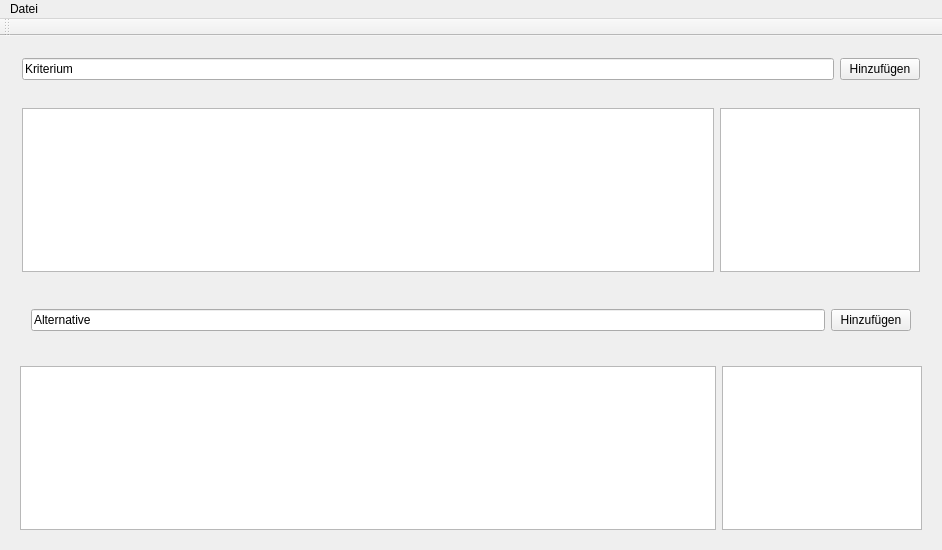
Qt form ui/ahpMainWindow.ui (m0gg/ahp-qt5) before a commit.
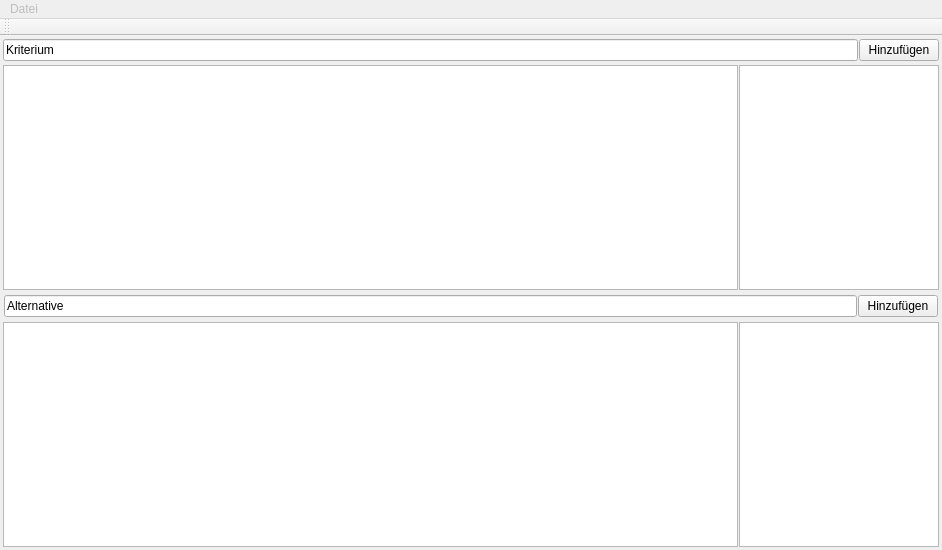
The same form after that commit.

```diff
--- a/ui/ahpMainWindow.ui
+++ b/ui/ahpMainWindow.ui
@@ -33,9 +33,39 @@
     <item>
      <widget class="QWidget" name="mainLayout" native="true">
       <layout class="QVBoxLayout" name="verticalLayout_2">
+       <property name="spacing">
+        <number>2</number>
+       </property>
+       <property name="leftMargin">
+        <number>2</number>
+       </property>
+       <property name="topMargin">
+        <number>2</number>
+       </property>
+       <property name="rightMargin">
+        <number>2</number>
+       </property>
+       <property name="bottomMargin">
+        <number>2</number>
+       </property>
        <item>
         <widget class="QWidget" name="cAddForm" native="true">
          <layout class="QHBoxLayout" name="horizontalLayout">
+          <property name="spacing">
+           <number>1</number>
+          </property>
+          <property name="leftMargin">
+           <number>1</number>
+          </property>
+          <property name="topMargin">
+           <number>1</number>
+          </property>
+          <property name="rightMargin">
+           <number>1</number>
+          </property>
+          <property name="bottomMargin">
+           <number>1</number>
+          </property>
           <item>
            <widget class="QLineEdit" name="cAddName">
             <property name="text">
@@ -62,6 +92,21 @@
           </sizepolicy>
          </property>
          <layout class="QHBoxLayout" name="horizontalLayout_2">
+          <property name="spacing">
+           <number>1</number>
+          </property>
+          <property name="leftMargin">
+           <number>1</number>
+          </property>
+          <property name="topMargin">
+           <number>1</number>
+          </property>
+          <property name="rightMargin">
+           <number>1</number>
+          </property>
+          <property name="bottomMargin">
+           <number>1</number>
+          </property>
           <item>
            <widget class="QTableView" name="cTableView"/>
           </item>
@@ -87,20 +132,38 @@
        <item>
         <widget class="QWidget" name="verticalWidget" native="true">
          <layout class="QVBoxLayout" name="verticalLayout_3">
+          <property name="spacing">
+           <number>1</number>
+          </property>
+          <property name="leftMargin">
+           <number>1</number>
+          </property>
+          <property name="topMargin">
+           <number>1</number>
+          </property>
+          <property name="rightMargin">
+           <number>1</number>
+          </property>
+          <property name="bottomMargin">
+           <number>1</number>
+          </property>
           <item>
            <widget class="QWidget" name="aAddForm" native="true">
             <layout class="QHBoxLayout" name="horizontalLayout_3">
+             <property name="spacing">
+              <number>1</number>
+             </property>
              <property name="leftMargin">
-              <number>9</number>
+              <number>1</number>
              </property>
              <property name="topMargin">
-              <number>9</number>
+              <number>1</number>
              </property>
              <property name="rightMargin">
-              <number>9</number>
+              <number>1</number>
              </property>
              <property name="bottomMargin">
-              <number>9</number>
+              <number>1</number>
              </property>
              <item>
               <widget class="QLineEdit" name="aAddName">
@@ -125,17 +188,20 @@
        <item>
         <widget class="QWidget" name="aGrid" native="true">
          <layout class="QHBoxLayout" name="horizontalLayout_4">
+          <property name="spacing">
+           <number>1</number>
+          </property>
           <property name="leftMargin">
-           <number>9</number>
+           <number>1</number>
           </property>
           <property name="topMargin">
-           <number>9</number>
+           <number>1</number>
           </property>
           <property name="rightMargin">
-           <number>9</number>
+           <number>1</number>
           </property>
           <property name="bottomMargin">
-           <number>9</number>
+           <number>1</number>
           </property>
           <item>
            <widget class="QTableView" name="aTableView"/>
@@ -165,6 +231,9 @@
    </layout>
   </widget>
   <widget class="QMenuBar" name="menuBar">
+   <property name="enabled">
+    <bool>false</bool>
+   </property>
    <property name="geometry">
     <rect>
      <x>0</x>
```
